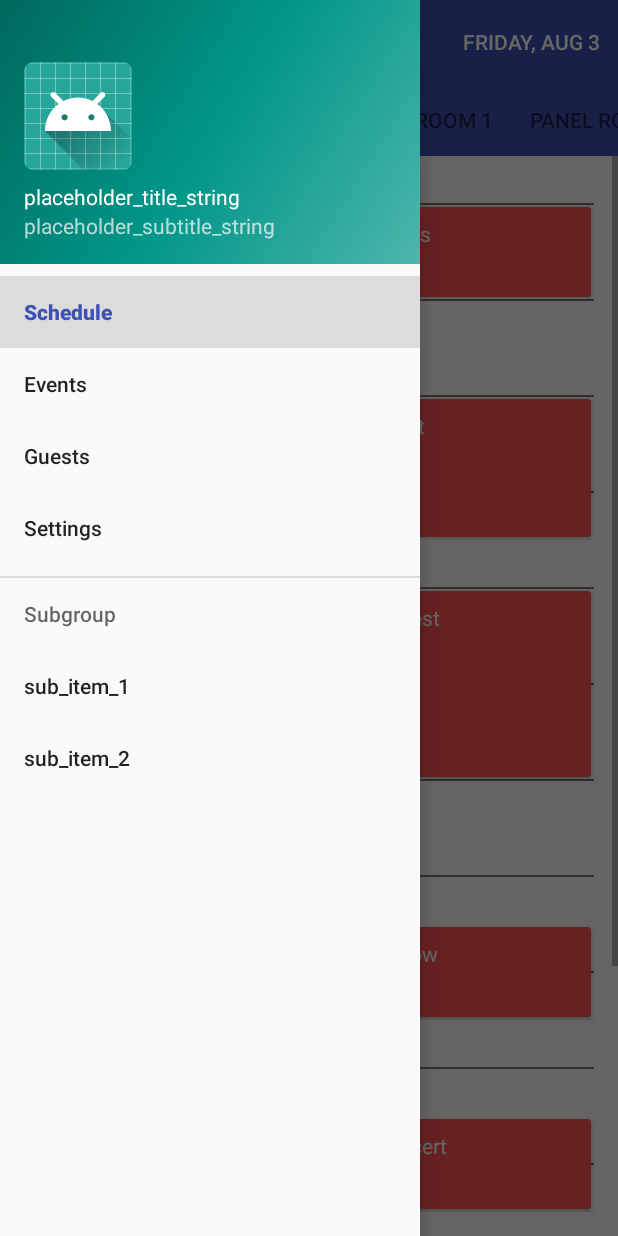
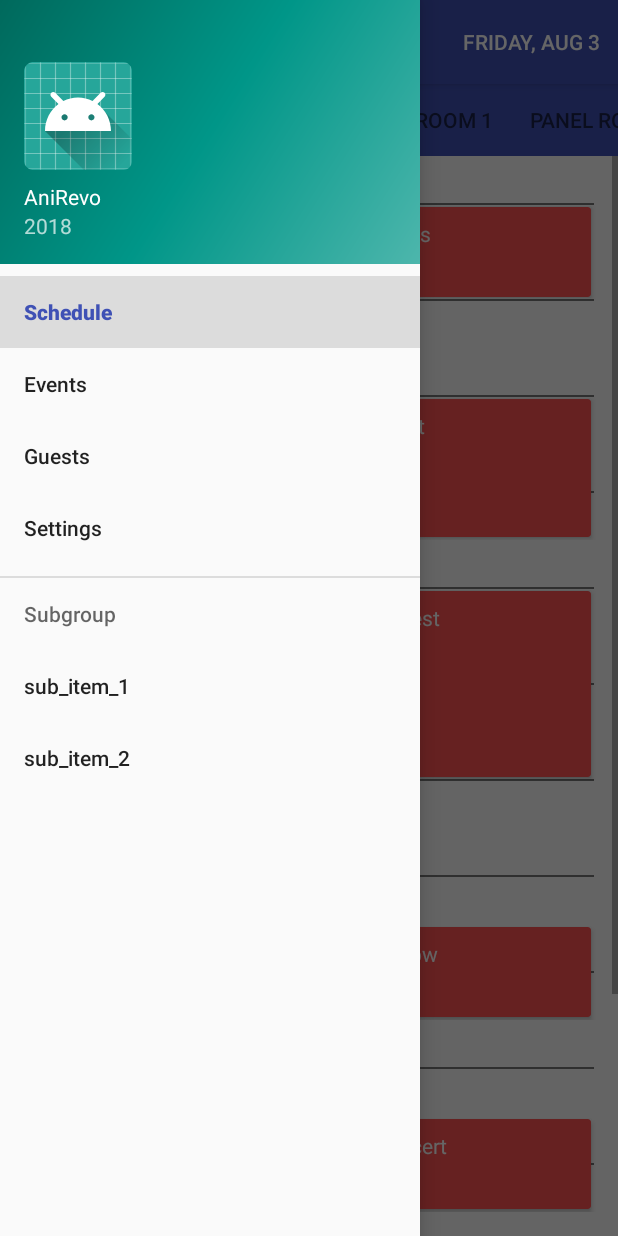
Before and after one commit to chenvictor/anirevo, an Android app: the screen it shows after launch (AniRevo), with the side drawer open, on a phone screen of 412 x 824 dp. Run offline under Robolectric (Android 15) with nearby library versions, the phone set to English and light mode, and no system bars.

```diff
--- a/app/src/main/java/cvic/anirevo/handlers/NavigationHandler.java
+++ b/app/src/main/java/cvic/anirevo/handlers/NavigationHandler.java
@@ -11,9 +11,11 @@ import android.support.v7.app.AppCompatActivity;
 import android.support.v7.widget.Toolbar;
 import android.view.Menu;
 import android.view.MenuItem;
+import android.widget.TextView;
 import android.widget.Toast;
 
 import cvic.anirevo.R;
+import cvic.anirevo.model.calendar.DateManager;
 import cvic.anirevo.ui.BrowseGuestsFragment;
 import cvic.anirevo.ui.EventsFragment;
 import cvic.anirevo.ui.ScheduleFragment;
@@ -54,7 +56,10 @@ public class NavigationHandler implements NavigationView.OnNavigationItemSelecte
     }
 
     public void start() {
+        //start, and set the year
         onNavigationItemSelected(mNavigationView.getMenu().getItem(0));
+        TextView subtitle = mNavigationView.getHeaderView(0).findViewById(R.id.header_subtitle);
+        subtitle.setText(String.valueOf(DateManager.getInstance().getYear()));
     }
 
     public boolean onCreateOptionsMenu(Menu menu) {
--- a/app/src/main/java/cvic/anirevo/model/calendar/DateManager.java
+++ b/app/src/main/java/cvic/anirevo/model/calendar/DateManager.java
@@ -11,6 +11,7 @@ public class DateManager implements Iterable<CalendarDate>{
     private static DateManager instance;
 
     private List<CalendarDate> dates;
+    private int year;
 
     public static DateManager getInstance() {
         if (instance == null ){
@@ -48,4 +49,11 @@ public class DateManager implements Iterable<CalendarDate>{
         dates.clear();
     }
 
+    public int getYear() {
+        return year;
+    }
+
+    public void setYear(int year) {
+        this.year = year;
+    }
 }
--- a/app/src/main/java/cvic/anirevo/parser/EventParser.java
+++ b/app/src/main/java/cvic/anirevo/parser/EventParser.java
@@ -10,8 +10,10 @@ import cvic.anirevo.exceptions.RestrictedException;
 import cvic.anirevo.model.anirevo.AgeRestriction;
 import cvic.anirevo.model.anirevo.ArCategory;
 import cvic.anirevo.model.anirevo.ArEvent;
+import cvic.anirevo.model.anirevo.ArGuest;
 import cvic.anirevo.model.anirevo.CategoryManager;
 import cvic.anirevo.model.anirevo.EventManager;
+import cvic.anirevo.model.anirevo.GuestManager;
 import cvic.anirevo.model.anirevo.LocationManager;
 import cvic.anirevo.model.anirevo.TagManager;
 import cvic.anirevo.model.calendar.CalendarDate;
@@ -72,8 +74,6 @@ public class EventParser {
 
         String loc = event.getString("location");
         String desc = event.getString("desc");
-        JSONArray timeblocks = event.getJSONArray("time");
-        JSONArray tags = event.getJSONArray("tags");
 
         //Set basic properties
         arEvent.setLocation(LocationManager.getInstance().getLocation(loc));
@@ -84,6 +84,8 @@ public class EventParser {
         category.addEvent(arEvent);
 
         //Set CalendarEvents
+        if (event.has("time")) {
+            JSONArray timeblocks = event.getJSONArray("time");
             DateManager dManager = DateManager.getInstance();
             for (int i = 0; i < timeblocks.length(); i++) {
                 JSONObject time = timeblocks.getJSONObject(i);
@@ -94,15 +96,29 @@ public class EventParser {
                 calEvent.setDate(date);
                 calEvent.setStart(start);
                 calEvent.setEnd(end);
-            date.addEvent(calEvent);
                 arEvent.addTimeblock(calEvent);
+            }
         }
 
         //Set Tags
+        if (event.has("tags")) {
             TagManager tManager = TagManager.getInstance();
+            JSONArray tags = event.getJSONArray("tags");
             for (int i = 0; i < tags.length(); i++) {
                 arEvent.addTag(tManager.getTag(tags.getString(i)));
             }
         }
 
+        //Set guests
+        if (event.has("guests")) {
+            GuestManager gManager = GuestManager.getInstance();
+            JSONArray array = event.getJSONArray("guests");
+            for (int i = 0; i < array.length(); i++) {
+                ArGuest guest = gManager.getGuest(array.getString(i));
+                arEvent.addGuest(guest);
+                guest.addEvent(arEvent);
             }
+        }
+    }
+
+}
--- a/app/src/main/java/cvic/anirevo/parser/InfoParser.java
+++ b/app/src/main/java/cvic/anirevo/parser/InfoParser.java
@@ -22,6 +22,7 @@ public class InfoParser {
             year = Calendar.getInstance().get(Calendar.YEAR);
             Log.i(TAG, "Year not found, defaulting to " + String.valueOf(year));
         }
+        DateManager.getInstance().setYear(year);
         try {
             parseDates(info.getJSONArray("dates"));
         } catch (JSONException e) {
--- a/app/src/main/res/layout/nav_header_ani_revo.xml
+++ b/app/src/main/res/layout/nav_header_ani_revo.xml
@@ -28,7 +28,7 @@
         android:textAppearance="@style/TextAppearance.AppCompat.Body1" />
 
     <TextView
-        android:id="@+id/textView"
+        android:id="@+id/header_subtitle"
         android:layout_width="wrap_content"
         android:layout_height="wrap_content"
         android:text="@string/nav_header_subtitle" />
--- a/app/src/main/res/values/strings.xml
+++ b/app/src/main/res/values/strings.xml
@@ -3,8 +3,8 @@
     <string name="title_activity_ani_revo">AniRevo</string>
     <string name="navigation_drawer_open">Open navigation drawer</string>
     <string name="navigation_drawer_close">Close navigation drawer</string>
-    <string name="nav_header_title">placeholder_title_string</string>
-    <string name="nav_header_subtitle">placeholder_subtitle_string</string>
+    <string name="nav_header_title">AniRevo</string>
+    <string name="nav_header_subtitle">YEAR_PLACEHOLDER</string>
     <string name="nav_header_desc">Navigation header</string>
     <string name="action_settings">Settings</string>
 
```
Also changed, not shown: app/src/main/java/cvic/anirevo/ui/ScheduleFragment.java (+17 -8 lines), app/src/main/java/cvic/anirevo/ui/StarredFragment.java (added, +97 -0 lines), app/src/main/res/layout/fragment_starred.xml (added, +23 -0 lines). Lines whose indentation alone changed are shown as unchanged.
